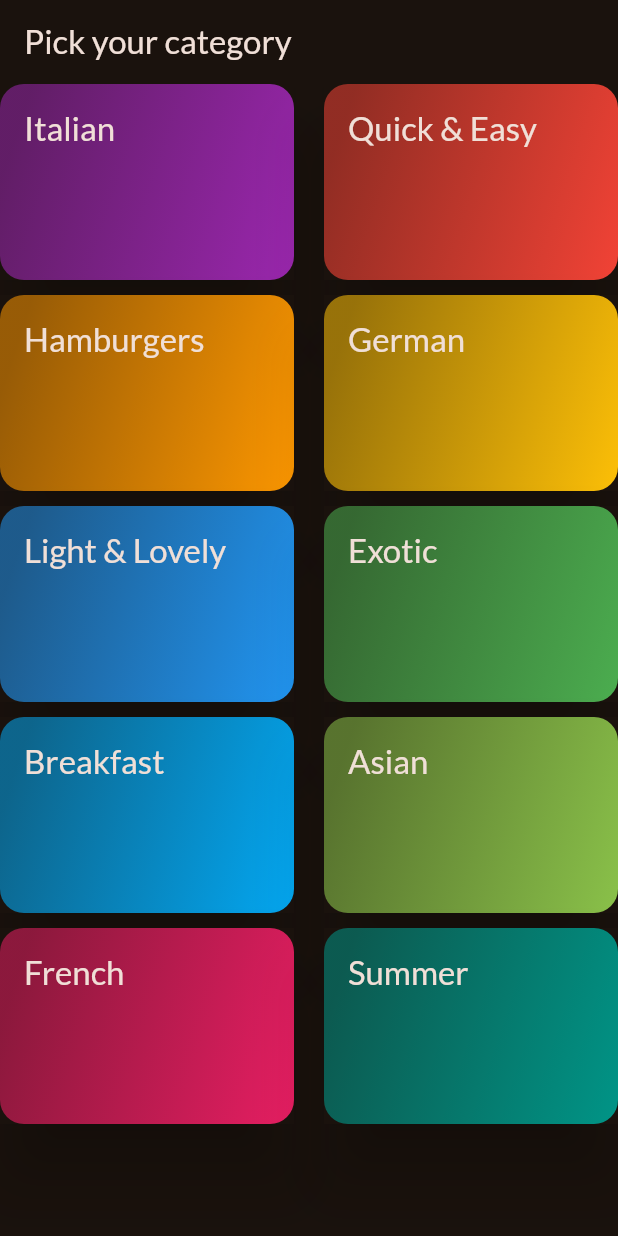
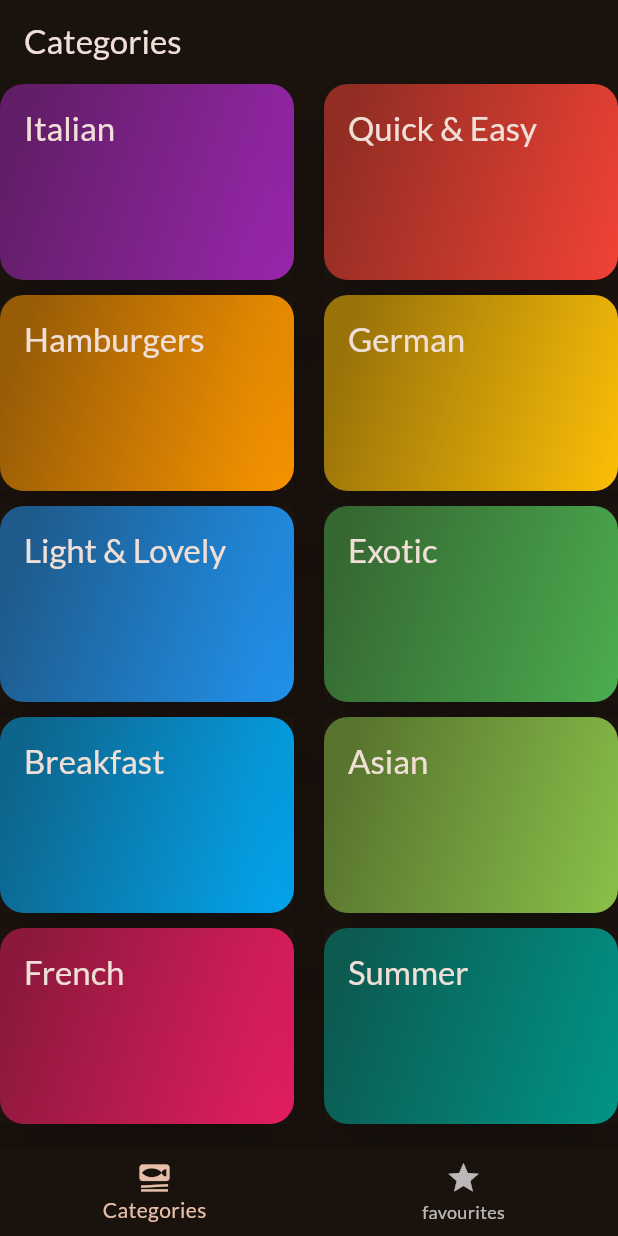
Before and after one commit to yusera-ansari-at-git/meals-flutter-course-proj, a Flutter app: the screen it shows after launch, on a phone screen of 412 x 824 dp. Run offline on Flutter 3.47's test engine with Material 2 defaults, Android fonts, the phone set to English and light mode, and no system bars; our stand-ins replace google_fonts, transparent_image.

```diff
--- a/lib/main.dart
+++ b/lib/main.dart
@@ -4,6 +4,7 @@ import 'package:google_fonts/google_fonts.dart';
 import 'package:meals/data/dummy_data.dart';
 import 'package:meals/src/screens/Categories.dart';
 import 'package:meals/src/screens/meals.dart';
+import 'package:meals/src/screens/tabs.dart';
 
 final theme = ThemeData(
   useMaterial3: true,
@@ -25,7 +26,7 @@ class App extends StatelessWidget {
   Widget build(BuildContext context) {
     return MaterialApp(
       theme: theme,
-      home: const CategoriesScreen(),
+      home: const Tabs(),
     );
   }
 }
--- a/lib/src/screens/categories.dart
+++ b/lib/src/screens/categories.dart
@@ -17,11 +17,7 @@ class CategoriesScreen extends StatelessWidget {
 
   @override
   Widget build(BuildContext context) {
-    return Scaffold(
-      appBar: AppBar(
-        title: const Text("Pick your category"),
-      ),
-      body: GridView(
+    return GridView(
       gridDelegate: const SliverGridDelegateWithFixedCrossAxisCount(
           crossAxisCount: 2,
           childAspectRatio: 3 / 2,
@@ -35,7 +31,6 @@ class CategoriesScreen extends StatelessWidget {
                 _selectCategory(context, category);
               }),
       ],
-      ),
     );
   }
 }
--- a/lib/src/screens/meals.dart
+++ b/lib/src/screens/meals.dart
@@ -4,8 +4,8 @@ import 'package:meals/src/screens/meal_detail.dart';
 import 'package:meals/src/widgets/meal_item.dart';
 
 class MealsScreen extends StatelessWidget {
-  const MealsScreen({super.key, required this.title, required this.meals});
-  final String title;
+  const MealsScreen({super.key, this.title, required this.meals});
+  final String? title;
   final List<Meal> meals;
   void selectMeal(BuildContext context, Meal meal) {
     Navigator.push(
@@ -53,9 +53,12 @@ class MealsScreen extends StatelessWidget {
         ),
       );
     }
+    if (title == null) {
+      return content;
+    }
     return Scaffold(
         appBar: AppBar(
-          title: Text(title),
+          title: Text(title!),
         ),
         body: content);
   }
--- /dev/null
+++ b/lib/src/screens/tabs.dart
@@ -0,0 +1,54 @@
+import 'package:flutter/material.dart';
+import 'package:meals/src/screens/Categories.dart';
+import 'package:meals/src/screens/meals.dart';
+
+class Tabs extends StatefulWidget {
+  const Tabs({super.key});
+  @override
+  State<Tabs> createState() {
+    return _TabsState();
+  }
+}
+
+class _TabsState extends State<Tabs> {
+  int _selectedPageIndex = 0;
+  void _selectPage(int indx) {
+    setState(() {
+      _selectedPageIndex = indx;
+    });
+  }
+
+  @override
+  Widget build(BuildContext context) {
+    Widget activePage = const CategoriesScreen();
+    String activePageTitle = 'Categories';
+    if (_selectedPageIndex == 1) {
+      activePage = MealsScreen(
+        meals: [],
+      );
+      activePageTitle = "Your Favourites";
+    }
+    return Scaffold(
+      appBar: AppBar(
+        title: Text(activePageTitle),
+      ),
+      body: activePage,
+      bottomNavigationBar: BottomNavigationBar(
+        items: [
+          BottomNavigationBarItem(
+            icon: Icon(Icons.set_meal),
+            label: 'Categories',
+          ),
+          BottomNavigationBarItem(
+            icon: Icon(Icons.star),
+            label: 'favourites',
+          ),
+        ],
+        onTap: (indx) {
+          _selectPage(indx);
+        },
+        currentIndex: _selectedPageIndex,
+      ),
+    );
+  }
+}
```
Lines whose indentation alone changed are shown as unchanged.
